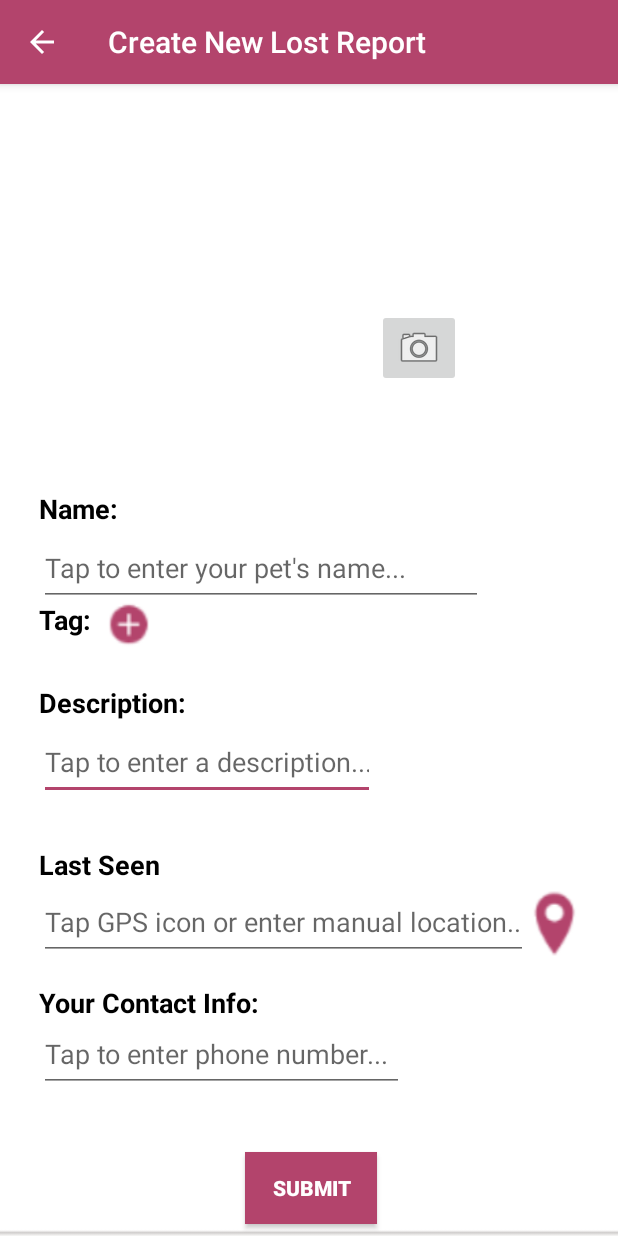
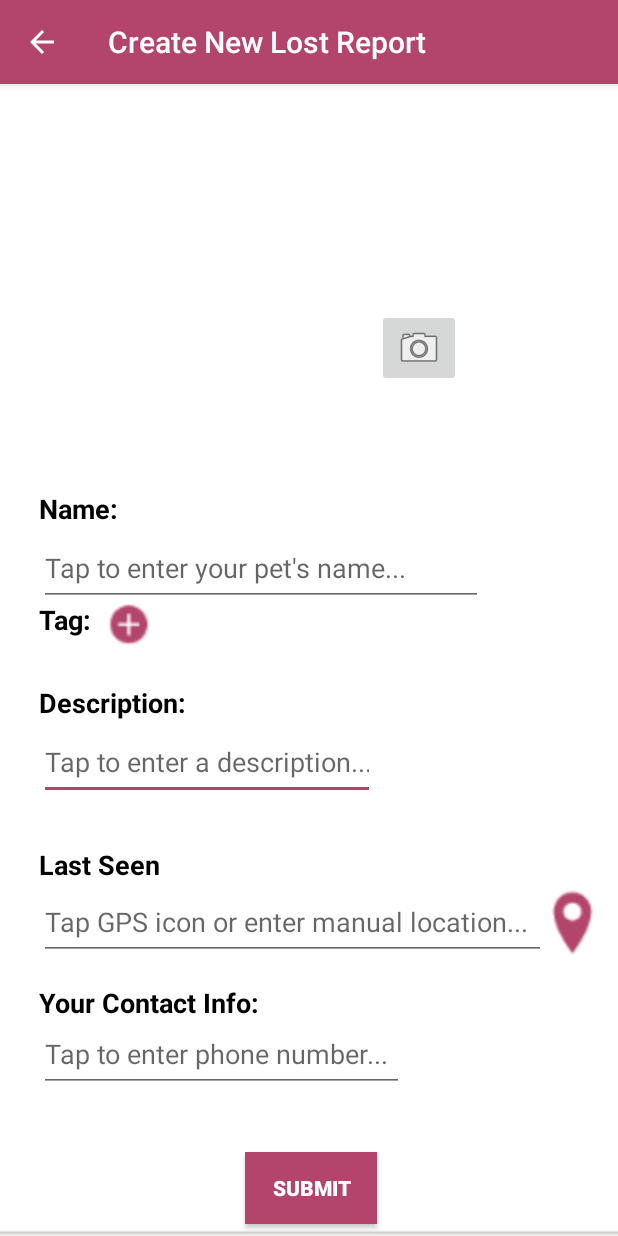
Before and after one commit to jpers001/where-arf-thou, an Android app: the LostReportActivity screen opened directly, with no data from a screen before it, on a phone screen of 412 x 824 dp. Run offline under Robolectric (Android 15) with nearby library versions, the phone set to English and light mode, and no system bars.

Commit message:
Updating title, layout, and color.

```diff
--- a/app/src/main/res/layout/activity_lost_report.xml
+++ b/app/src/main/res/layout/activity_lost_report.xml
@@ -19,10 +19,10 @@
         android:contentDescription="@string/gps_icon"
         app:layout_constraintBottom_toBottomOf="parent"
         app:layout_constraintEnd_toEndOf="parent"
-        app:layout_constraintHorizontal_bias="0.952"
+        app:layout_constraintHorizontal_bias="0.986"
         app:layout_constraintStart_toStartOf="parent"
         app:layout_constraintTop_toTopOf="parent"
-        app:layout_constraintVertical_bias="0.75"
+        app:layout_constraintVertical_bias="0.749"
         app:srcCompat="@drawable/gps_icon" />
 
     <Button
@@ -179,7 +179,7 @@
 
     <EditText
         android:id="@+id/editText2"
-        android:layout_width="326dp"
+        android:layout_width="338dp"
         android:layout_height="50dp"
         android:layout_marginStart="8dp"
         android:layout_marginTop="8dp"
@@ -192,7 +192,7 @@
         android:textAlignment="textStart"
         app:layout_constraintBottom_toBottomOf="parent"
         app:layout_constraintEnd_toEndOf="parent"
-        app:layout_constraintHorizontal_bias="0.26"
+        app:layout_constraintHorizontal_bias="0.315"
         app:layout_constraintStart_toStartOf="parent"
         app:layout_constraintTop_toTopOf="parent"
         app:layout_constraintVertical_bias="0.749"
--- a/app/src/main/res/values/strings.xml
+++ b/app/src/main/res/values/strings.xml
@@ -13,7 +13,7 @@
     <string name="title_activity_maps">Map</string>
     <string name="get_image">Get image</string>
     <string name="wat_icon">Where Arf Thou Icon</string>
-    <string name="wat_title">Where Arf Thou Title</string>
+    <string name="wat_title">Where Arf Thou?</string>
     <string name="content_description_photo_add_found">Take a photo or add an image.</string>
     <string name="edit_found_description">Tap to enter a description...</string>
     <string name="edit_location">Tap GPS icon or enter manual location...</string>
```
Also changed, not shown: 1 other file.
